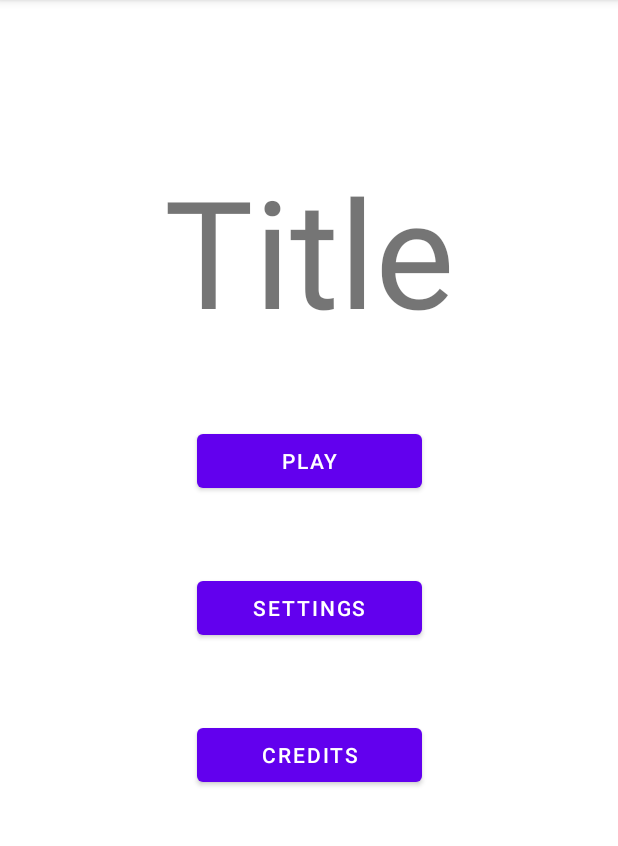
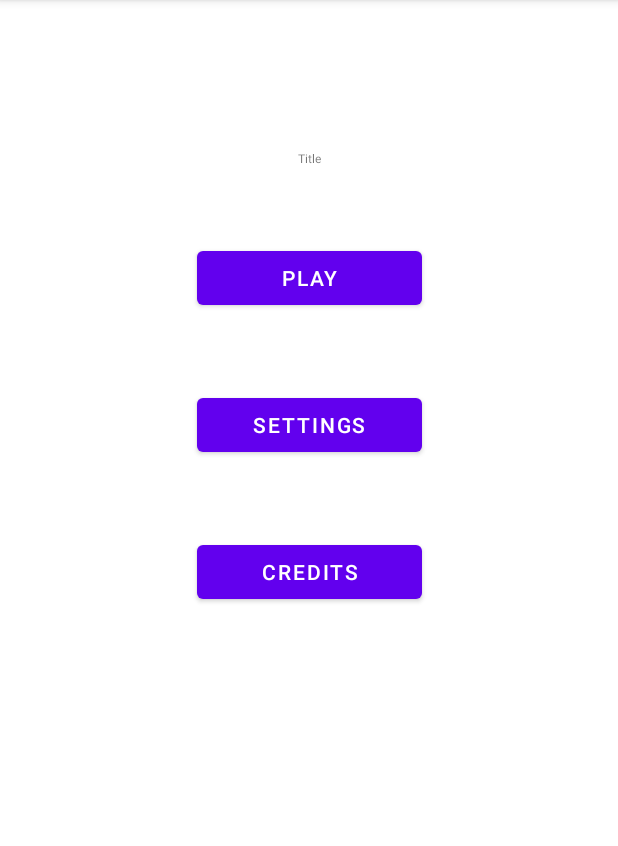
Before and after one commit to camdenm01/GroupProject, an Android app: the screen it shows after launch (MainActivity), on a phone screen of 412 x 824 dp, the part 84-930 px from its top. Run offline under Robolectric (Android 15) with nearby library versions, the phone set to English and light mode, and no system bars.

Commit message:
Update layout_main.xml
Linked the refactored string values to the respective fields.

```diff
--- a/app/src/main/res/layout/layout_main.xml
+++ b/app/src/main/res/layout/layout_main.xml
@@ -12,8 +12,8 @@
         android:layout_width="wrap_content"
         android:layout_height="wrap_content"
         android:layout_marginTop="100dp"
-        android:text="Title"
-        android:textSize="100dp"
+        android:text="@string/game_title"
+        android:textSize= "@dimen/text_size"
         app:layout_constraintEnd_toEndOf="parent"
         app:layout_constraintStart_toStartOf="parent"
         app:layout_constraintTop_toTopOf="parent" />
@@ -24,7 +24,7 @@
         android:layout_height="wrap_content"
         android:layout_marginTop="50dp"
         android:layout_weight="1"
-        android:text="Play"
+        android:text= "@string/play_button"
         app:layout_constraintEnd_toEndOf="parent"
         app:layout_constraintStart_toStartOf="parent"
         app:layout_constraintTop_toBottomOf="@+id/title_text" />
@@ -35,7 +35,7 @@
         android:layout_height="wrap_content"
         android:layout_marginTop="50dp"
         android:layout_weight="1"
-        android:text="Settings"
+        android:text= "@string/game_settings"
         app:layout_constraintEnd_toEndOf="parent"
         app:layout_constraintStart_toStartOf="parent"
         app:layout_constraintTop_toBottomOf="@+id/game_start_button" />
@@ -46,7 +46,7 @@
         android:layout_height="wrap_content"
         android:layout_marginTop="50dp"
         android:layout_weight="1"
-        android:text="Credits"
+        android:text= "@string/team_member_credits"
         app:layout_constraintEnd_toEndOf="parent"
         app:layout_constraintStart_toStartOf="parent"
         app:layout_constraintTop_toBottomOf="@+id/settings_button" />
```
